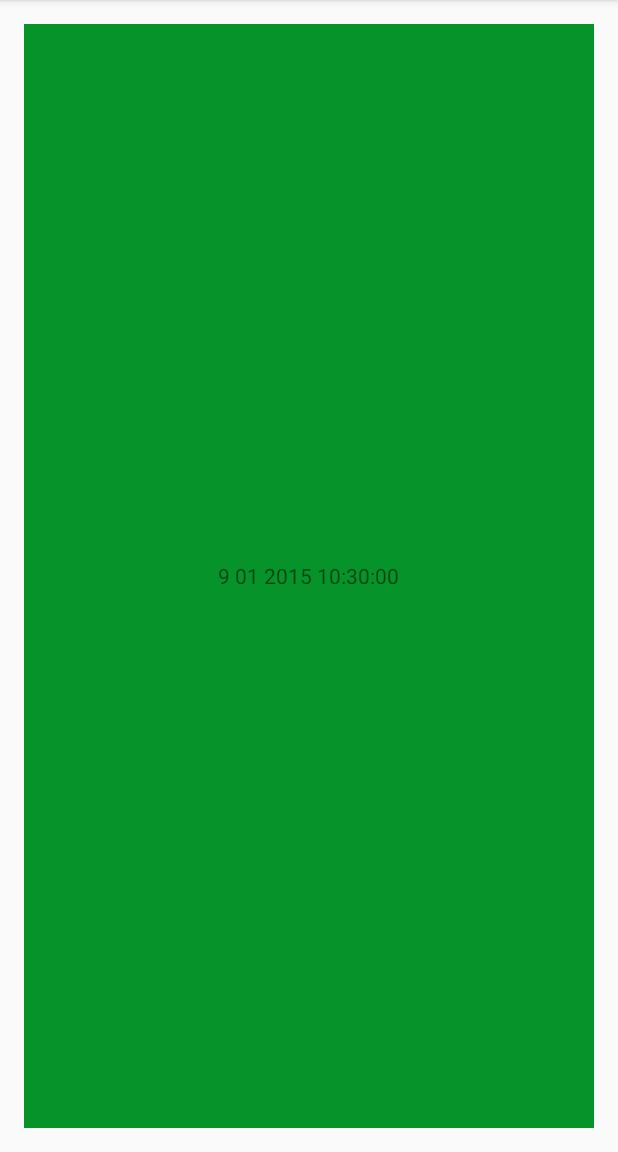
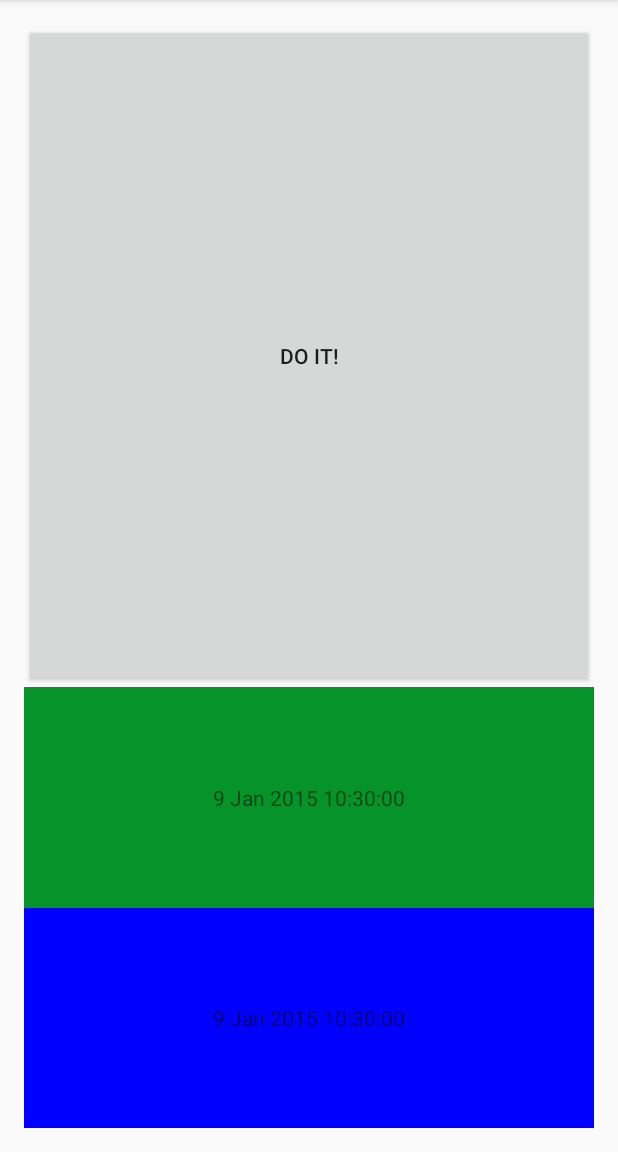
Before and after one commit to sergei-bespalov/MyAndroid_learning, an Android app: the screen it shows after launch (FragmentActivity), on a phone screen of 412 x 824 dp, the part 84-1236 px from its top. Run offline under Robolectric (Android 15) with nearby library versions, the phone set to English and light mode, and no system bars.

Commit message:
fragment

```diff
--- a/Fragment/app/src/main/java/sergei/bespalov/fragment/DataTime.java
+++ b/Fragment/app/src/main/java/sergei/bespalov/fragment/DataTime.java
@@ -15,7 +15,7 @@ import java.util.Date;
  */
 public class DataTime extends Fragment {
     private String time;
-    private String TAG_DATE_TIME = "datatime";
+    private static String TAG_DATE_TIME = "datatime";
 
     /**
      * this method called when fragment created
@@ -25,17 +25,20 @@ public class DataTime extends Fragment {
     @Override
     public void onCreate(Bundle state) {
         super.onCreate(state);
-        if (null != state) {
+        /*if (null != state) {
             time = state.getString(TAG_DATE_TIME);
         }
         if (null == time) {
             time = new SimpleDateFormat("d MM yyyy HH:mm:ss").format(new Date());
-        }
+        }*/
+        if (null == state) {state = getArguments();}
+        if (null != state) {time = state.getString(TAG_DATE_TIME);}
+        if (null == time) {time = getDateTimeString(new Date());}
     }
 
     @Override
     public View onCreateView(LayoutInflater inflater, ViewGroup container, Bundle b) {
-        View view = inflater.inflate(R.layout.data_time, container, false);
+        View view = inflater.inflate(R.layout.date_time, container, false);
         ((TextView) view.findViewById(R.id.last_view_time)).setText(time);
         return view;
     }
@@ -46,4 +49,29 @@ public class DataTime extends Fragment {
         state.putString(TAG_DATE_TIME, time);
     }
 
+    /**
+     * crating an object DataTime
+     * @param time displayed time
+     * @return object DataTime
+     */
+    public static DataTime createInstance(Date time){
+        Bundle init = new Bundle();
+        init.putString(
+                DataTime.TAG_DATE_TIME,
+                getDateTimeString(time)
+        );
+        DataTime frag = new DataTime();
+        frag.setArguments(init);
+        return frag;
+    }
+
+    /**
+     * get formatted data Data
+     * @param time displayed data
+     * @return formatted data
+     */
+    private static String getDateTimeString(Date time) {
+        return new SimpleDateFormat("d MMM yyyy HH:mm:ss").format(time);
+    }
+
 }
--- a/Fragment/app/src/main/java/sergei/bespalov/fragment/DataTimeM.java
+++ b/Fragment/app/src/main/java/sergei/bespalov/fragment/DataTimeM.java
@@ -35,7 +35,7 @@ public class DataTimeM extends Fragment {
 
     @Override
     public View onCreateView(LayoutInflater inflater, ViewGroup container, Bundle b) {
-        View view = inflater.inflate(R.layout.data_time, container, false);
+        View view = inflater.inflate(R.layout.date_time, container, false);
         ((TextView) view.findViewById(R.id.last_view_time)).setText(time);
         return view;
     }
--- a/Fragment/app/src/main/java/sergei/bespalov/fragment/FragmentActivity.java
+++ b/Fragment/app/src/main/java/sergei/bespalov/fragment/FragmentActivity.java
@@ -6,20 +6,48 @@ import android.support.v7.app.ActionBarActivity;
 import android.os.Bundle;
 import android.view.Menu;
 import android.view.MenuItem;
+import android.view.View;
+
+import java.util.Date;
 
 
 public class FragmentActivity extends ActionBarActivity {
-    String FRAG1_TAG = "FRAG1_TAG";
+    static String FRAG1_TAG = "FRAG1_TAG";
+    static String FRAG2_TAG = "FRAG2_TAG";
+
     @Override
     protected void onCreate(Bundle savedInstanceState) {
         super.onCreate(savedInstanceState);
+
         setContentView(R.layout.activity_fragment);
+
         FragmentManager fM = getFragmentManager();
         FragmentTransaction xact = fM.beginTransaction();
+
         if (null == fM.findFragmentByTag(FRAG1_TAG)) {
-            xact.add(R.id.date_time, new DataTime(), FRAG1_TAG);
+            xact.add(
+                    R.id.date_time,
+                    DataTime.createInstance(new Date()),
+                    FRAG1_TAG
+            );
         }
+
+        if (null == fM.findFragmentByTag(FRAG2_TAG)) {
+            xact.add(
+                    R.id.date_time_2,
+                    DataTime.createInstance(new Date()),
+                    FRAG2_TAG
+            );
+        }
+
         xact.commit();
+
+        findViewById(R.id.update_button).setOnClickListener(new View.OnClickListener() {
+            @Override
+            public void onClick(View v) {
+                update();
+            }
+        });
     }
 
 
@@ -44,4 +72,29 @@ public class FragmentActivity extends ActionBarActivity {
 
         return super.onOptionsItemSelected(item);
     }
+
+    /**
+     * update displayed date
+     */
+    void update(){
+        Date time = new Date();
+
+        FragmentTransaction xact = getFragmentManager().beginTransaction();
+
+        xact.replace(
+                R.id.date_time,
+                DataTime.createInstance(time),
+                FRAG1_TAG);
+
+        xact.replace(
+                R.id.date_time_2,
+                DataTime.createInstance(time),
+                FRAG1_TAG
+        );
+
+        xact.addToBackStack(null);
+        xact.setTransition(FragmentTransaction.TRANSIT_FRAGMENT_OPEN);
+
+        xact.commit();
+    }
 }
--- a/Fragment/app/src/main/res/layout/activity_fragment.xml
+++ b/Fragment/app/src/main/res/layout/activity_fragment.xml
@@ -1,14 +1,35 @@
-<RelativeLayout xmlns:android="http://schemas.android.com/apk/res/android"
+<LinearLayout xmlns:android="http://schemas.android.com/apk/res/android"
     xmlns:tools="http://schemas.android.com/tools" android:layout_width="match_parent"
     android:layout_height="match_parent" android:paddingLeft="@dimen/activity_horizontal_margin"
     android:paddingRight="@dimen/activity_horizontal_margin"
     android:paddingTop="@dimen/activity_vertical_margin"
     android:paddingBottom="@dimen/activity_vertical_margin"
-    tools:context="sergei.bespalov.fragment.FragmentActivity">
+    tools:context="sergei.bespalov.fragment.FragmentActivity"
+    android:orientation="vertical">
+
+    <Button
+        android:layout_width="fill_parent"
+        android:layout_height="match_parent"
+        android:text="@string/button_1_text"
+        android:id="@+id/update_button"
+        android:layout_weight="1"
+        android:typeface="normal"
+        android:textStyle="normal" />
 
     <FrameLayout
         android:layout_width="fill_parent"
-        android:layout_height="fill_parent"
+        android:layout_height="match_parent"
         android:background="@color/green"
-        android:id="@+id/date_time"></FrameLayout>
-</RelativeLayout>
+        android:id="@+id/date_time"
+        android:layout_weight="2">
+
+    </FrameLayout>
+
+    <FrameLayout
+        android:layout_width="fill_parent"
+        android:layout_height="match_parent"
+        android:background="@color/blue"
+        android:id="@+id/date_time_2"
+        android:layout_weight="2" />
+
+</LinearLayout>
--- a/Fragment/app/src/main/res/layout/data_time.xml
+++ b/Fragment/app/src/main/res/layout/date_time.xml
@@ -1,7 +1,6 @@
 <?xml version="1.0" encoding="utf-8"?>
 <RelativeLayout xmlns:android="http://schemas.android.com/apk/res/android"
-    android:layout_width="match_parent" android:layout_height="match_parent"
-    android:background="@color/green">
+    android:layout_width="match_parent" android:layout_height="match_parent">
 
     <TextView
         android:layout_width="wrap_content"
--- a/Fragment/app/src/main/res/values/colors.xml
+++ b/Fragment/app/src/main/res/values/colors.xml
@@ -1,4 +1,5 @@
 <?xml version="1.0" encoding="utf-8"?>
 <resources>
     <color name="green">#ff06942a</color>
+    <color name="blue">#0000FF</color>
 </resources>
--- a/Fragment/app/src/main/res/values/strings.xml
+++ b/Fragment/app/src/main/res/values/strings.xml
@@ -5,5 +5,6 @@
     <string name="title_activity_fragment">FragmentActivity</string>
     <string name="hello_world">Hello world!</string>
     <string name="action_settings">Settings</string>
+    <string name="button_1_text">Do it!</string>
 
 </resources>
```
